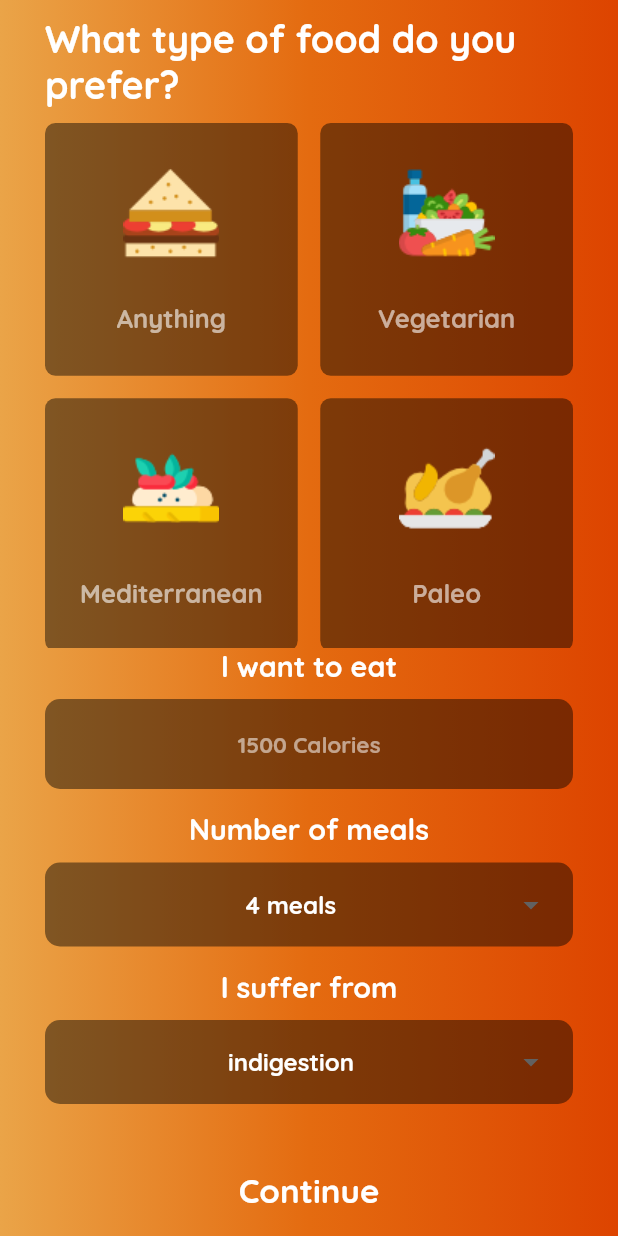
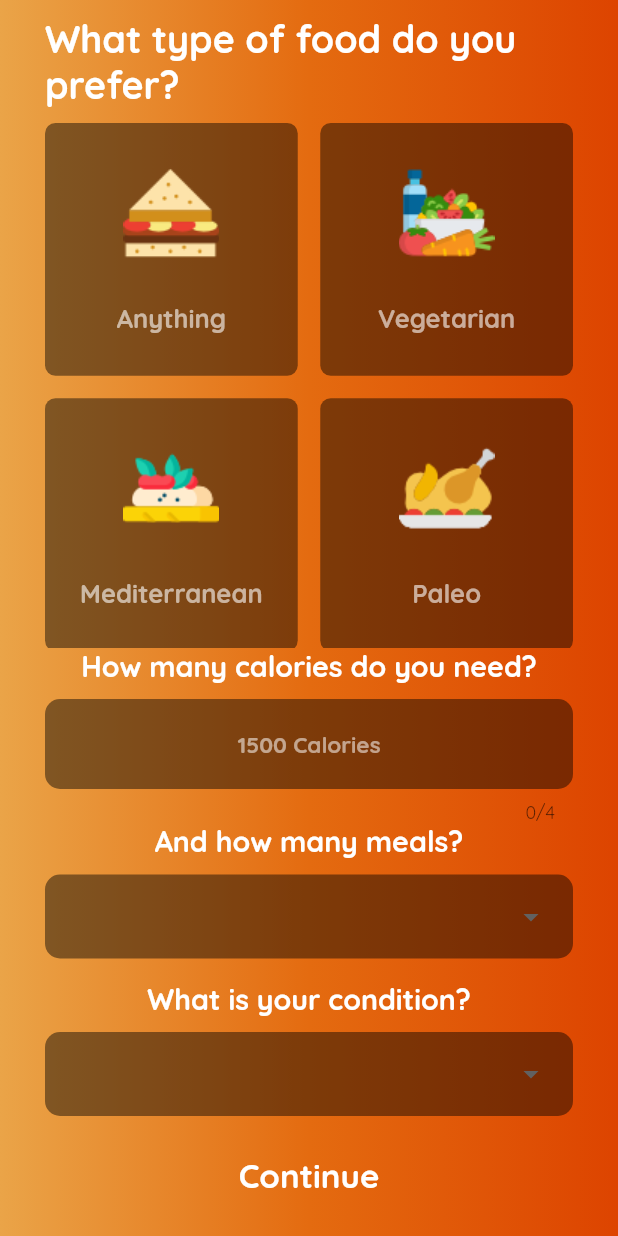
Before and after one commit to mohammedali9810/Dr.Hunger-Flutter, a Flutter app: the DietGeneratorScreen screen opened directly, on a phone screen of 412 x 824 dp. Run offline on Flutter 3.47's test engine with Material 2 defaults, Android fonts, the phone set to English and light mode, and no system bars; our stand-ins replace auto_animated, cloud_firestore, firebase_auth, font_awesome_flutter, google_fonts, gradient_app_bar and 2 more; accounts and stored records are empty.

Commit message:
fixed diet generator screen

```diff
--- a/lib/screens/diet_screens/diet_generator_screen.dart
+++ b/lib/screens/diet_screens/diet_generator_screen.dart
@@ -1,4 +1,7 @@
 import 'package:flutter/material.dart';
+import 'package:firebase_auth/firebase_auth.dart';
+import 'package:cloud_firestore/cloud_firestore.dart';
+import 'package:flutter/services.dart';
 import 'package:google_fonts/google_fonts.dart';
 
 import '../../widgets/food_type.dart';
@@ -13,20 +16,25 @@ class DietGeneratorScreen extends StatefulWidget {
 }
 
 class _DietGeneratorScreenState extends State<DietGeneratorScreen> {
-  List<String> meals = ['1 meal', '2 meals', '3 meals', '4 meals'];
+  List<int> meals = [1, 2, 3, 4, 5];
   List<String> diseases = [
-    'indigestion',
-    'diabetes',
-    'hypertension',
-    'heart disease'
+    'Indigestion',
+    'Diabetes',
+    'Hypertension',
+    'Heart disease',
+    'Anemia',
   ];
-  String selectedDisease = 'indigestion';
-  String selectedMealNumber = '4 meals';
-  bool _isAnythingSelected = false;
-  bool _isvegSelected = false;
-  bool _isMedSelected = false;
-  bool _isPaleoSelected = false;
+  String _selectedDisease;
+  bool _isAnythingSelected, _isvegSelected, _isMedSelected, _isPaleoSelected;
+  int _numberOfMeals, _calories = 0;
   FocusNode _node = FocusNode();
+
+  @override
+  void initState() {
+    _isAnythingSelected =
+        _isvegSelected = _isMedSelected = _isPaleoSelected = false;
+    super.initState();
+  }
 
   @override
   Widget build(BuildContext context) {
@@ -52,15 +60,15 @@ class _DietGeneratorScreenState extends State<DietGeneratorScreen> {
                 ],
               ),
             ),
-            padding: EdgeInsets.only(top: 10),
             child: DefaultTextStyle(
               style: GoogleFonts.quicksand(fontWeight: FontWeight.bold),
-              child: Flex(
-                direction: Axis.vertical,
+              child: ListView(
                 children: <Widget>[
-                  Expanded(
-                    child: SingleChildScrollView(
-                      padding: EdgeInsets.symmetric(horizontal: 30),
+                  Padding(
+                    padding: EdgeInsets.symmetric(
+                      horizontal: 30,
+                      vertical: 10,
+                    ),
                     child: Column(
                       children: <Widget>[
                         Text(
@@ -73,7 +81,7 @@ class _DietGeneratorScreenState extends State<DietGeneratorScreen> {
                         Container(
                           height: 350.0,
                           child: GridView(
-                              // physics: NeverScrollableScrollPhysics(),
+                            physics: NeverScrollableScrollPhysics(),
                             gridDelegate:
                                 SliverGridDelegateWithFixedCrossAxisCount(
                               crossAxisCount: 2,
@@ -86,8 +94,7 @@ class _DietGeneratorScreenState extends State<DietGeneratorScreen> {
                                 title: 'Anything',
                                 isSelected: _isAnythingSelected,
                                 onPress: () => setState(() =>
-                                      _isAnythingSelected =
-                                          !_isAnythingSelected),
+                                    _isAnythingSelected = !_isAnythingSelected),
                               ),
                               FoodTypeCard(
                                 image: 'assets/images/diet.png',
@@ -107,8 +114,8 @@ class _DietGeneratorScreenState extends State<DietGeneratorScreen> {
                                 image: 'assets/images/turkey.png',
                                 title: 'Paleo',
                                 isSelected: _isPaleoSelected,
-                                  onPress: () => setState(() =>
-                                      _isPaleoSelected = !_isPaleoSelected),
+                                onPress: () => setState(
+                                    () => _isPaleoSelected = !_isPaleoSelected),
                               ),
                             ],
                           ),
@@ -117,18 +124,24 @@ class _DietGeneratorScreenState extends State<DietGeneratorScreen> {
                           crossAxisAlignment: CrossAxisAlignment.center,
                           children: <Widget>[
                             Text(
-                                'I want to eat',
+                              'How many calories do you need?',
                               style: TextStyle(fontSize: 19.0),
                             ),
                             SizedBox(height: 10.0),
                             TextField(
+                              keyboardType: TextInputType.number,
+                              maxLength: 4,
+                              inputFormatters: <TextInputFormatter>[
+                                WhitelistingTextInputFormatter.digitsOnly,
+                              ],
                               textAlign: TextAlign.center,
-                                onEditingComplete: () =>
-                                    FocusScope.of(context).requestFocus(_node),
+                              onChanged: (value) => setState(() =>
+                                  _calories = double.tryParse(value).round()),
                               decoration: InputDecoration(
                                 border: OutlineInputBorder(
                                   borderRadius: BorderRadius.circular(10.0),
-                                      borderSide: BorderSide.none),
+                                  borderSide: BorderSide.none,
+                                ),
                                 filled: true,
                                 fillColor: Colors.black45,
                                 hintText: '1500 Calories',
@@ -138,9 +151,8 @@ class _DietGeneratorScreenState extends State<DietGeneratorScreen> {
                                 ),
                               ),
                             ),
-                              SizedBox(height: 15.0),
                             Text(
-                                'Number of meals',
+                              'And how many meals?',
                               style: TextStyle(fontSize: 19.0),
                             ),
                             SizedBox(height: 10.0),
@@ -154,22 +166,21 @@ class _DietGeneratorScreenState extends State<DietGeneratorScreen> {
                                   horizontal: 16.0,
                                   vertical: 4.0,
                                 ),
-                                  child: DropdownButton<String>(
+                                child: DropdownButton<int>(
+                                  focusNode: _node,
                                   isExpanded: true,
                                   underline: SizedBox.shrink(),
-                                    value: selectedMealNumber,
+                                  value: _numberOfMeals,
                                   dropdownColor: Colors.grey[900],
                                   onChanged: (value) {
-                                      setState(
-                                          () => selectedMealNumber = value);
-                                      FocusScope.of(context)
-                                          .requestFocus(_node);
+                                    setState(() => _numberOfMeals = value);
+                                    FocusScope.of(context).requestFocus(_node);
                                   },
-                                    items: meals.map((String value) {
-                                      return DropdownMenuItem<String>(
+                                  items: meals.map((int value) {
+                                    return DropdownMenuItem<int>(
                                       value: value,
                                       child: Center(
-                                          child: Text(value),
+                                        child: Text('$value'),
                                       ),
                                     );
                                   }).toList(),
@@ -180,7 +191,7 @@ class _DietGeneratorScreenState extends State<DietGeneratorScreen> {
                               height: 15,
                             ),
                             Text(
-                                'I suffer from',
+                              'What is your condition?',
                               style: TextStyle(fontSize: 19.0),
                             ),
                             SizedBox(
@@ -199,12 +210,11 @@ class _DietGeneratorScreenState extends State<DietGeneratorScreen> {
                                 child: DropdownButton<String>(
                                   isExpanded: true,
                                   underline: SizedBox.shrink(),
-                                    value: selectedDisease,
+                                  value: _selectedDisease,
                                   dropdownColor: Colors.grey[900],
                                   onChanged: (value) {
-                                      setState(() => selectedDisease = value);
-                                      FocusScope.of(context)
-                                          .requestFocus(_node);
+                                    setState(() => _selectedDisease = value);
+                                    FocusScope.of(context).requestFocus(_node);
                                   },
                                   items: diseases.map((String value) {
                                     return DropdownMenuItem<String>(
@@ -222,12 +232,27 @@ class _DietGeneratorScreenState extends State<DietGeneratorScreen> {
                       ],
                     ),
                   ),
-                  ),
                   BottomButton(
-                    onTap: () => Navigator.push(
+                    onTap: () async {
+                      var currentUser =
+                          await FirebaseAuth.instance.currentUser();
+                      await Firestore.instance
+                          .collection('Users')
+                          .document(currentUser.uid)
+                          .setData({
+                        'Anything': _isAnythingSelected,
+                        'Mediterranean': _isMedSelected,
+                        'Vegetarian': _isvegSelected,
+                        'Paleo': _isPaleoSelected,
+                        'Calories': _calories,
+                        'Number of Meals': _numberOfMeals,
+                        'Disease': _selectedDisease,
+                      }, merge: true);
+                      Navigator.push(
                           context,
                           MaterialPageRoute(
-                            builder: (context) => RawMaterials())),
+                              builder: (context) => RawMaterials()));
+                    },
                     buttonTitle: 'Continue',
                   ),
                 ],
--- a/lib/screens/splash_screen.dart
+++ b/lib/screens/splash_screen.dart
@@ -1,7 +1,7 @@
 import 'package:flutter/material.dart';
 import 'package:shimmer/shimmer.dart';
 
-import 'login_page.dart';
+import 'welcome_screen.dart';
 // import 'dart:async';
 
 class SplashScreen extends StatefulWidget {
@@ -16,7 +16,7 @@ class _SplashScreenState extends State<SplashScreen> {
   void initState() {
     super.initState();
     Future.delayed(Duration(seconds: 3)).then((value) => Navigator.push(
-        context, MaterialPageRoute(builder: (context) => LoginPage())));
+        context, MaterialPageRoute(builder: (context) => WelcomePage())));
   }
 
   @override
--- a/lib/screens/welcome_screen.dart
+++ b/lib/screens/welcome_screen.dart
@@ -36,7 +36,7 @@ class _WelcomePageState extends State<WelcomePage> {
               children: <Widget>[
                 _title(),
                 SizedBox(
-                  height: 7,
+                  height: 15,
                 ),
                 _extraTitle(),
                 SizedBox(
@@ -83,6 +83,7 @@ class _WelcomePageState extends State<WelcomePage> {
           style: TextStyle(
             fontSize: 20,
             color: Color(0xfff7892b),
+            fontWeight: FontWeight.bold,
           ),
         ),
       ),
@@ -113,6 +114,7 @@ class _WelcomePageState extends State<WelcomePage> {
           style: TextStyle(
             color: Colors.white,
             fontSize: 20,
+            fontWeight: FontWeight.bold,
           ),
         ),
       ),
```
Also changed, not shown: lib/screens/bmi_screens/input_page.dart (+8 -5 lines). Lines whose indentation alone changed are shown as unchanged.
